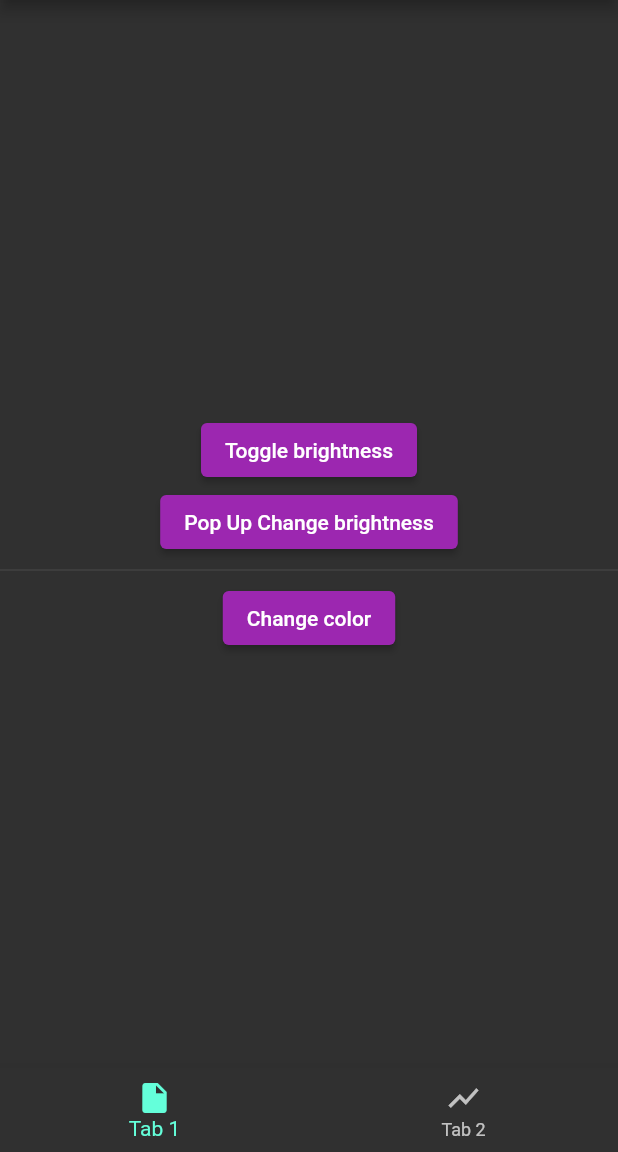
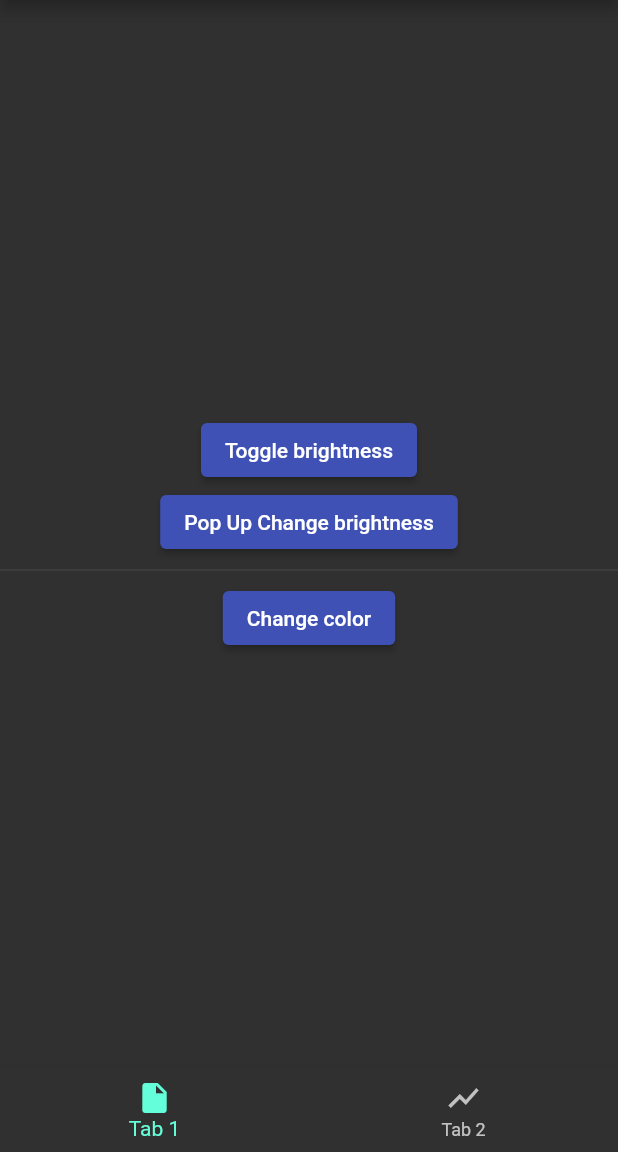
Before and after one commit to Grafritz/flutter_dynamic_theme, a Flutter app: the screen it shows after launch, after a tap on "Toggle brightness", on a phone screen of 412 x 824 dp, the part 84-1236 px from its top. Run offline on Flutter 3.47's test engine with Material 2 defaults, Android fonts, the phone set to English and light mode, and no system bars; our stand-ins replace shared_preferences.

Commit message:
Add documentation and Screen... Add dynamic_colors

```diff
--- a/example/lib/main.dart
+++ b/example/lib/main.dart
@@ -15,7 +15,7 @@ class MyApp extends StatelessWidget {
     return FlutterDynamicTheme(
       defaultBrightness: Brightness.light,
       data: (Brightness brightness) => ThemeData(
-        primarySwatch: Colors.purple,
+        primarySwatch: Colors.indigo,
         brightness: brightness,
       ),
       loadBrightnessOnStart: true,
@@ -153,7 +153,7 @@ class _MyHomePageState extends State<MyHomePage> {
     );
   }
 
-  void changeColor() {
+  /*void changeColor() {
     FlutterDynamicTheme.of(context).setThemeData(
       ThemeData(
         primaryColor: Theme.of(context).primaryColor == Colors.indigo
@@ -161,5 +161,5 @@ class _MyHomePageState extends State<MyHomePage> {
             : Colors.indigo,
       ),
     );
-  }
+  }*/
 }
--- a/lib/flutter_dynamic_theme.dart
+++ b/lib/flutter_dynamic_theme.dart
@@ -110,15 +110,20 @@ class DynamicThemeState extends State<FlutterDynamicTheme> {
 
   /// Sets the new brightness
   /// Rebuilds the tree
-  Future<void> setBrightness(Brightness brightness, { Color primarySwatch }) async {
+  Future<void> setBrightness(Brightness brightness) async {
     // Update state with new values
     setState(() {
       _themeData = widget.data(brightness);
       _brightness = brightness;
-      _primarySwatch = primarySwatch;
+      // _primarySwatch = primaryColor;
     });
     // Save the brightness
     await _saveBrightness(brightness);
+    _primarySwatch = await getPrimarySwatch();
+
+    // To retrive the last color Primary
+    if (_brightness != Brightness.dark)
+      setThemeData(new ThemeData(primarySwatch: _primarySwatch ));
   }
 
   /// Toggles the brightness from dark to light
@@ -139,6 +144,7 @@ class DynamicThemeState extends State<FlutterDynamicTheme> {
     });
     // Save the primarySwatch
     _setPrimarySwatch(_primarySwatch);
+    _saveBrightness(Brightness.light);
   }
 
 
@@ -153,13 +159,16 @@ class DynamicThemeState extends State<FlutterDynamicTheme> {
   /// Saves the PrimarySwatch in `SharedPreferences`
   Future<void> _setPrimarySwatch(var primarySwatch) async {
     //! Shouldn't save the primarySwatch if you don't different
-    if (primarySwatch==_primarySwatch) {
+    /*if (primarySwatch==_primarySwatch) {
       return;
-    }
+    }*/
+    print('primarySwatch:$primarySwatch');
     final SharedPreferences prefs = await SharedPreferences.getInstance();
     // get the Id of primarySwatch
     int index = DynamicColors.primaryColor.indexWhere((e) => e==primarySwatch).round();
+    print('index:$index');
     int valColor = index<0?1:index;
+    print('valColor:$valColor');
     // Saves _primarySwatch color
     await prefs.setInt( _sharedPreferencesColorKey, valColor);
   }
--- a/pubspec.yaml
+++ b/pubspec.yaml
@@ -1,6 +1,6 @@
 name: flutter_dynamic_theme
 description: Vous permet de spécifier un certain nombre de thèmes de couleurs parmi lesquels l'utilisateur peut choisir. Persiste le thème sélectionné lors des redémarrages de l'application.
-version: 1.0.1
+version: 1.0.2
 #author: Jean Fritz DUVERSEAU
 homepage: https://github.com/Grafritz/flutter_dynamic_theme
 
```
Also changed, not shown: example/pubspec.lock, 1 other file.
